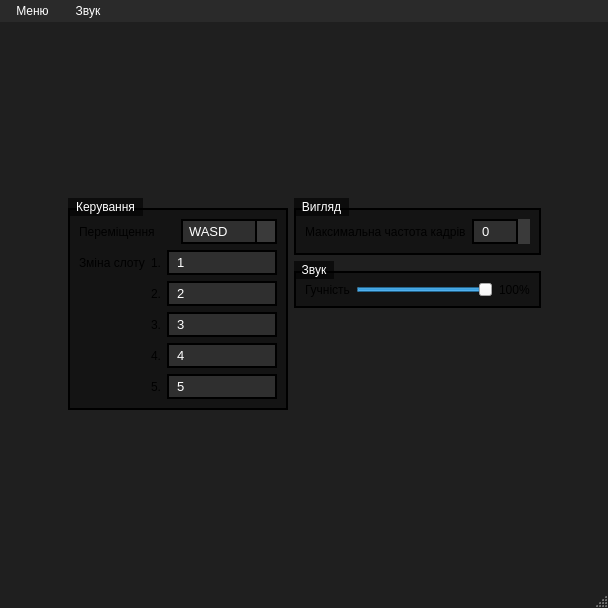
This is client/ui/mainwindow.ui in movavok/SelectionOnline as Qt 5 draws it before an edit. The edited form follows.
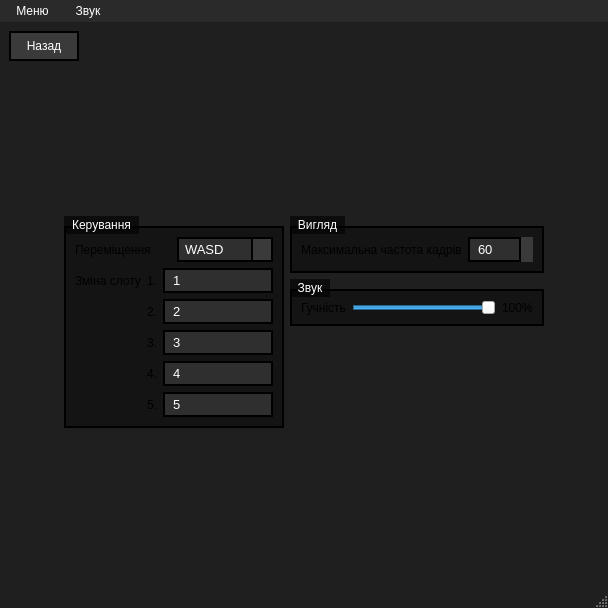
This is the edited form. The open tabs and pages were chosen to show the change. Icons and pictures are not drawn. Custom widgets are drawn as their Qt base class.

Commit message: Add new game timer class to switch game status and implement it into gameview

The edit to the form file:
```diff
--- a/client/ui/mainwindow.ui
+++ b/client/ui/mainwindow.ui
@@ -1406,6 +1406,42 @@
        <layout class="QVBoxLayout" name="verticalLayout_26">
         <item>
          <layout class="QVBoxLayout" name="verticalLayout_25">
+          <item>
+           <layout class="QHBoxLayout" name="horizontalLayout_20">
+            <item>
+             <widget class="QPushButton" name="b_back">
+              <property name="minimumSize">
+               <size>
+                <width>70</width>
+                <height>30</height>
+               </size>
+              </property>
+              <property name="maximumSize">
+               <size>
+                <width>70</width>
+                <height>30</height>
+               </size>
+              </property>
+              <property name="text">
+               <string>Назад</string>
+              </property>
+             </widget>
+            </item>
+            <item>
+             <spacer name="horizontalSpacer_5">
+              <property name="orientation">
+               <enum>Qt::Orientation::Horizontal</enum>
+              </property>
+              <property name="sizeHint" stdset="0">
+               <size>
+                <width>40</width>
+                <height>20</height>
+               </size>
+              </property>
+             </spacer>
+            </item>
+           </layout>
+          </item>
           <item>
            <spacer name="verticalSpacer_4">
             <property name="orientation">
@@ -1710,7 +1746,17 @@
                       </widget>
                      </item>
                      <item>
-                      <widget class="QSpinBox" name="sb_maxFps"/>
+                      <widget class="QSpinBox" name="sb_maxFps">
+                       <property name="minimum">
+                        <number>15</number>
+                       </property>
+                       <property name="maximum">
+                        <number>400</number>
+                       </property>
+                       <property name="value">
+                        <number>60</number>
+                       </property>
+                      </widget>
                      </item>
                     </layout>
                    </item>
```
Left out of the diff: 10 changed lines with no effect on the pictures. The commit also changes 13 other files.
